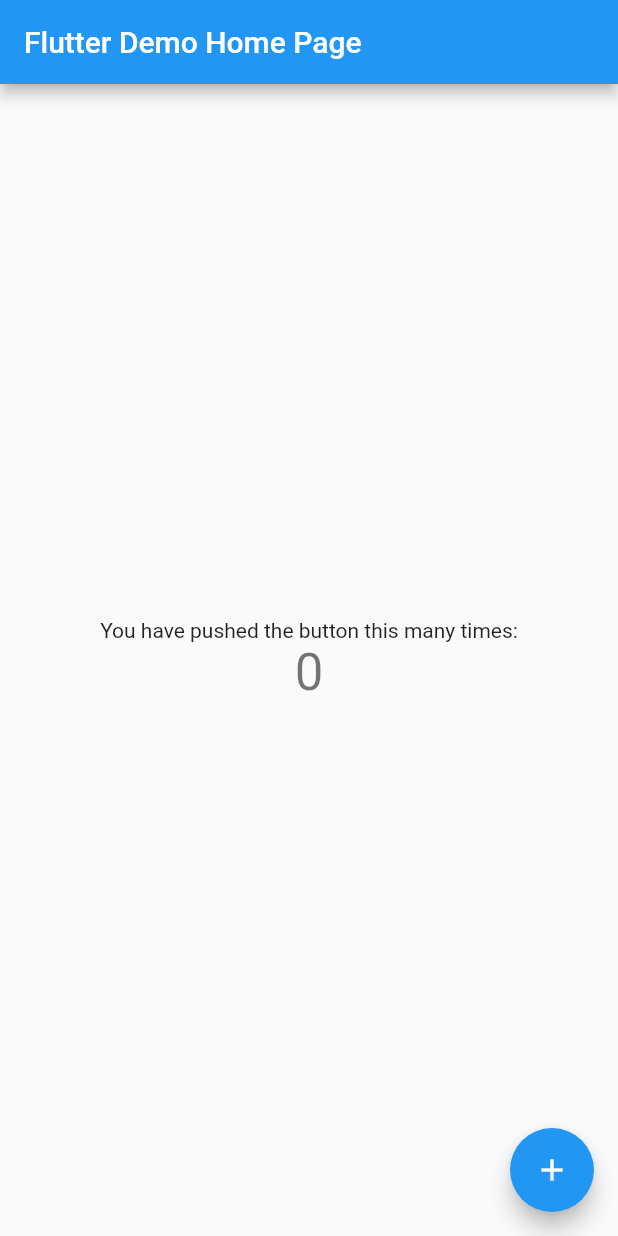
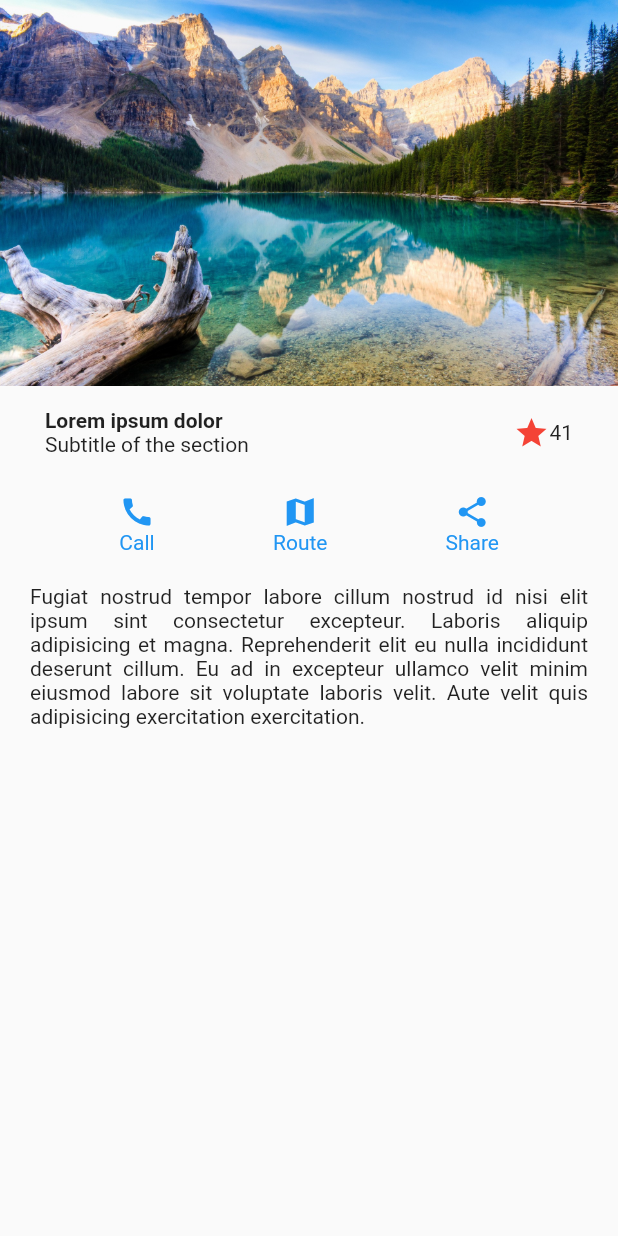
Before and after one commit to matiasbaez/flutter-designs, a Flutter app: the screen it shows after launch, on a phone screen of 412 x 824 dp. Run offline on Flutter 3.47's test engine with Material 2 defaults, Android fonts, the phone set to English and light mode, and no system bars.

Commit message:
Added basic screen

```diff
--- a/lib/main.dart
+++ b/lib/main.dart
@@ -1,8 +1,8 @@
 import 'package:flutter/material.dart';
 
-void main() {
-  runApp(const MyApp());
-}
+import 'package:designs/screens/screens.dart';
+
+void main() => runApp(const MyApp());
 
 class MyApp extends StatelessWidget {
   const MyApp({super.key});
@@ -12,104 +12,14 @@ class MyApp extends StatelessWidget {
   Widget build(BuildContext context) {
     return MaterialApp(
       title: 'Flutter Demo',
+      debugShowCheckedModeBanner: false,
       theme: ThemeData(
-        // This is the theme of your application.
-        //
-        // Try running your application with "flutter run". You'll see the
-        // application has a blue toolbar. Then, without quitting the app, try
-        // changing the primarySwatch below to Colors.green and then invoke
-        // "hot reload" (press "r" in the console where you ran "flutter run",
-        // or simply save your changes to "hot reload" in a Flutter IDE).
-        // Notice that the counter didn't reset back to zero; the application
-        // is not restarted.
         primarySwatch: Colors.blue,
       ),
-      home: const MyHomePage(title: 'Flutter Demo Home Page'),
+      initialRoute: 'basic_design',
+      routes: {
+        'basic_design': ( _ ) => const BasicDesignScreen()
+      },
     );
   }
 }
-
-class MyHomePage extends StatefulWidget {
-  const MyHomePage({super.key, required this.title});
-
-  // This widget is the home page of your application. It is stateful, meaning
-  // that it has a State object (defined below) that contains fields that affect
-  // how it looks.
-
-  // This class is the configuration for the state. It holds the values (in this
-  // case the title) provided by the parent (in this case the App widget) and
-  // used by the build method of the State. Fields in a Widget subclass are
-  // always marked "final".
-
-  final String title;
-
-  @override
-  State<MyHomePage> createState() => _MyHomePageState();
-}
-
-class _MyHomePageState extends State<MyHomePage> {
-  int _counter = 0;
-
-  void _incrementCounter() {
-    setState(() {
-      // This call to setState tells the Flutter framework that something has
-      // changed in this State, which causes it to rerun the build method below
-      // so that the display can reflect the updated values. If we changed
-      // _counter without calling setState(), then the build method would not be
-      // called again, and so nothing would appear to happen.
-      _counter++;
-    });
-  }
-
-  @override
-  Widget build(BuildContext context) {
-    // This method is rerun every time setState is called, for instance as done
-    // by the _incrementCounter method above.
-    //
-    // The Flutter framework has been optimized to make rerunning build methods
-    // fast, so that you can just rebuild anything that needs updating rather
-    // than having to individually change instances of widgets.
-    return Scaffold(
-      appBar: AppBar(
-        // Here we take the value from the MyHomePage object that was created by
-        // the App.build method, and use it to set our appbar title.
-        title: Text(widget.title),
-      ),
-      body: Center(
-        // Center is a layout widget. It takes a single child and positions it
-        // in the middle of the parent.
-        child: Column(
-          // Column is also a layout widget. It takes a list of children and
-          // arranges them vertically. By default, it sizes itself to fit its
-          // children horizontally, and tries to be as tall as its parent.
-          //
-          // Invoke "debug painting" (press "p" in the console, choose the
-          // "Toggle Debug Paint" action from the Flutter Inspector in Android
-          // Studio, or the "Toggle Debug Paint" command in Visual Studio Code)
-          // to see the wireframe for each widget.
-          //
-          // Column has various properties to control how it sizes itself and
-          // how it positions its children. Here we use mainAxisAlignment to
-          // center the children vertically; the main axis here is the vertical
-          // axis because Columns are vertical (the cross axis would be
-          // horizontal).
-          mainAxisAlignment: MainAxisAlignment.center,
-          children: <Widget>[
-            const Text(
-              'You have pushed the button this many times:',
-            ),
-            Text(
-              '$_counter',
-              style: Theme.of(context).textTheme.headline4,
-            ),
-          ],
-        ),
-      ),
-      floatingActionButton: FloatingActionButton(
-        onPressed: _incrementCounter,
-        tooltip: 'Increment',
-        child: const Icon(Icons.add),
-      ), // This trailing comma makes auto-formatting nicer for build methods.
-    );
-  }
-}
--- /dev/null
+++ b/lib/screens/basic_design.dart
@@ -0,0 +1,107 @@
+// ignore: prefer_const_literals_to_create_immutables
+
+import 'package:flutter/material.dart';
+
+class BasicDesignScreen extends StatelessWidget {
+  const BasicDesignScreen({super.key});
+
+  @override
+  Widget build(BuildContext context) {
+    return Scaffold(
+      body: Column(
+        children: [
+          const Image(image: AssetImage('assets/landscape.jpg')),
+
+          const TitleWidget(),
+
+          const ButtonsWidget(),
+
+          Container(
+            margin: EdgeInsets.symmetric(vertical: 10, horizontal: 20),
+            child: const Text('Fugiat nostrud tempor labore cillum nostrud id nisi elit ipsum sint consectetur excepteur. Laboris aliquip adipisicing et magna. Reprehenderit elit eu nulla incididunt deserunt cillum. Eu ad in excepteur ullamco velit minim eiusmod labore sit voluptate laboris velit. Aute velit quis adipisicing exercitation exercitation.', textAlign: TextAlign.justify)
+          )
+
+        ]
+      )
+    );
+  }
+}
+
+class TitleWidget extends StatelessWidget {
+  const TitleWidget({
+    Key? key,
+  }) : super(key: key);
+
+  @override
+  Widget build(BuildContext context) {
+    return Container(
+      margin: EdgeInsets.symmetric(horizontal: 30, vertical: 15),
+      child: Row(
+        mainAxisAlignment: MainAxisAlignment.spaceAround,
+        children: [
+
+          Column(
+            crossAxisAlignment: CrossAxisAlignment.start,
+            children: [
+              Text('Lorem ipsum dolor', style: TextStyle( fontWeight: FontWeight.bold)),
+              Text('Subtitle of the section')
+            ],
+          ),
+
+          Expanded(child: Container()),
+
+          Icon( Icons.star, color: Colors.red),
+          Text('41')
+        ],
+      ),
+    );
+  }
+}
+
+class ButtonsWidget extends StatelessWidget {
+  const ButtonsWidget({super.key});
+
+  @override
+  Widget build(BuildContext context) {
+    return Container(
+      margin: EdgeInsets.symmetric(horizontal: 40, vertical: 10),
+      child: Row(
+        mainAxisAlignment: MainAxisAlignment.spaceAround,
+        children: [
+
+          CustomButton(text: 'Call', icon: Icons.call),
+          CustomButton(text: 'Route', icon: Icons.map_sharp),
+          CustomButton(text: 'Share', icon: Icons.share),
+
+        ]
+      ),
+    );
+  }
+}
+
+class CustomButton extends StatelessWidget {
+
+  final IconData icon;
+  final String text;
+  Color? color;
+
+  CustomButton({
+    Key? key,
+    this.color,
+    required this.icon,
+    required this.text,
+  }) : super(key: key);
+
+  @override
+  Widget build(BuildContext context) {
+
+    if (color == null) color = Colors.blue;
+
+    return Column(
+      children: [
+        Icon(icon, color: color),
+        Text(text, style: TextStyle(color: color))
+      ],
+    );
+  }
+}
--- /dev/null
+++ b/lib/screens/screens.dart
@@ -0,0 +1,2 @@
+
+export 'package:designs/screens/basic_design.dart';
--- a/pubspec.yaml
+++ b/pubspec.yaml
@@ -60,9 +60,10 @@ flutter:
   uses-material-design: true
 
   # To add assets to your application, add an assets section, like this:
-  # assets:
+  assets:
   #   - images/a_dot_burr.jpeg
   #   - images/a_dot_ham.jpeg
+    - assets/
 
   # An image asset can refer to one or more resolution-specific "variants", see
   # https://flutter.dev/assets-and-images/#resolution-aware
```
Also changed, not shown: assets/landscape.jpg (added), lib/widgets/widgets.dart (added).
